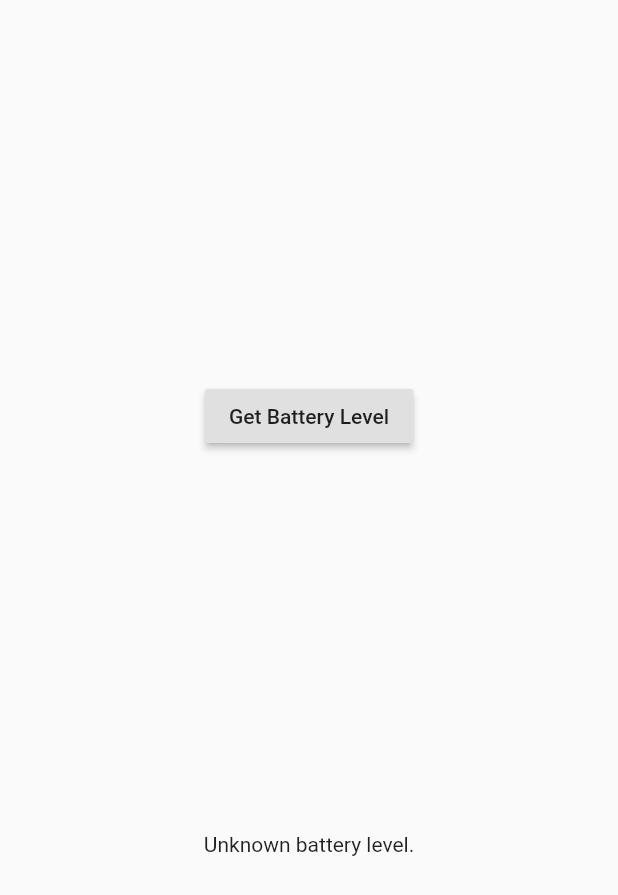
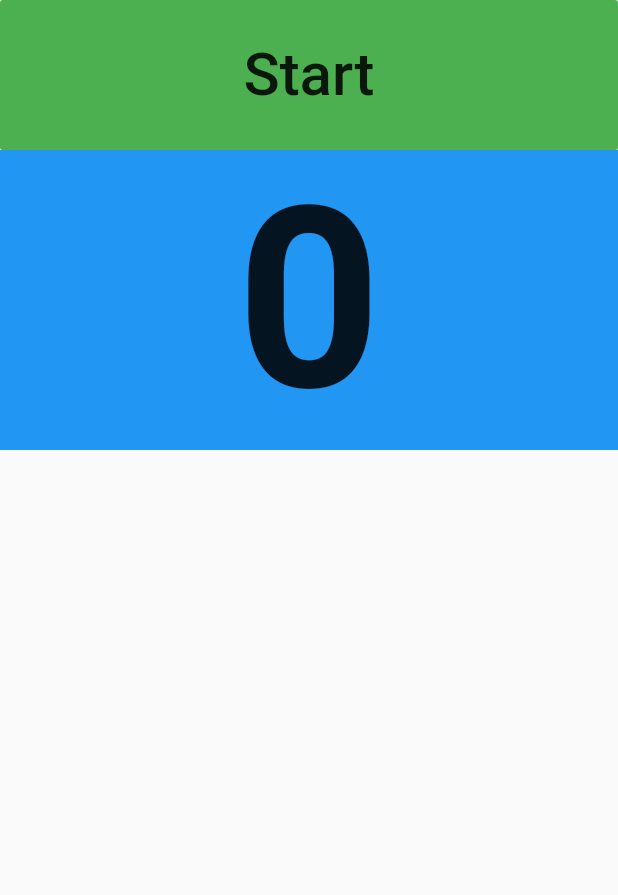
Before and after one commit to mike-la/test_BackgroundService, a Flutter app: the screen it shows after launch, on a phone screen of 412 x 824 dp. Shown: the top 895 px of the screen. Run offline on Flutter 3.47's test engine with Material 2 defaults, Android fonts, the phone set to English and light mode, and no system bars.

Commit message:
counter works, but closing app deletes all

```diff
--- a/lib/main.dart
+++ b/lib/main.dart
@@ -1,88 +1,82 @@
 import 'package:flutter/material.dart';
 import 'dart:async';
+import 'dart:io';
 
-import 'package:flutter/material.dart';
 import 'package:flutter/services.dart';
 
-void main() => runApp(MyApp());
+void main() {
+  runApp(new MaterialApp(
+    home: new Scaffold(
+      body: new MyHomePage(),
+    ),
+  ));
+}
 
-class MyApp extends StatelessWidget {
-  // This widget is the root of your application.
+
+class MyHomePage extends StatefulWidget {
   @override
-  Widget build(BuildContext context) {
-    return MaterialApp(
-      title: 'Flutter Demo',
-      theme: ThemeData(
-        // This is the theme of your application.
-        //
-        // Try running your application with "flutter run". You'll see the
-        // application has a blue toolbar. Then, without quitting the app, try
-        // changing the primarySwatch below to Colors.green and then invoke
-        // "hot reload" (press "r" in the console where you ran "flutter run",
-        // or simply save your changes to "hot reload" in a Flutter IDE).
-        // Notice that the counter didn't reset back to zero; the application
-        // is not restarted.
-        primarySwatch: Colors.blue,
-      ),
-      home: MyHomePage(title: 'Flutter Demo Home Page'),
-    );
+  _MyHomePageState createState() {
+    return new _MyHomePageState();
   }
 }
 
-class MyHomePage extends StatefulWidget {
-  MyHomePage({Key key, this.title}) : super(key: key);
-
-  // This widget is the home page of your application. It is stateful, meaning
-  // that it has a State object (defined below) that contains fields that affect
-  // how it looks.
-
-  // This class is the configuration for the state. It holds the values (in this
-  // case the title) provided by the parent (in this case the App widget) and
-  // used by the build method of the State. Fields in a Widget subclass are
-  // always marked "final".
-
-  final String title;
-
-  @override
-  _MyHomePageState createState() => _MyHomePageState();
-}
 
 class _MyHomePageState extends State<MyHomePage> {
-  static const  platform = const MethodChannel('samples.flutter.io/battery');
+  static const  _channel = const MethodChannel('counterChannel');
 
-  // Get battery level.
-  String _batteryLevel = 'Unknown battery level.';
+  int counter=0;
 
-  Future<void> _getBatteryLevel() async {
-    String batteryLevel;
-    try {
-      final int result = await platform.invokeMethod('getBatteryLevel');
-      batteryLevel = 'Battery level at $result % .';
-    } on PlatformException catch (e) {
-      batteryLevel = "Failed to get battery level: '${e.message}'.";
-    }
+  String startStopBtnText="Start";
+  ColorSwatch startStopBtnColor=Colors.green;
+  //notifications notification;
 
-    setState(() {
-      _batteryLevel = batteryLevel;
-    });
-  }
 
   @override
   Widget build(BuildContext context) {
-    return Material(
-      child: Center(
+    return new Align(
+      alignment: Alignment.center,
+      child: Container(
         child: Column(
-          mainAxisAlignment: MainAxisAlignment.spaceEvenly,
-          children: [
-            RaisedButton(
-              child: Text('Get Battery Level'),
-              onPressed: _getBatteryLevel,
+          children: <Widget>[
+            SizedBox(
+                width: MediaQuery.of(context).size.width, //screen width
+                height: 100.0,
+                child:
+                RaisedButton(
+                  color: startStopBtnColor,
+                  onPressed: () {startStopButtonClicked();},
+                  child: Text(
+                      '$startStopBtnText',
+                      style: TextStyle(fontSize: 40)
+                  ),
+                )
             ),
-            Text(_batteryLevel),
+
+            Container(
+              color: Colors.blue,
+              width: MediaQuery.of(context).size.width, //screen width
+              height: 200.0,
+              child: FittedBox(
+                  fit: BoxFit.contain,
+                  child: Text(
+                    "$counter",
+                    textScaleFactor: 0.8,
+                    style: TextStyle(fontSize: 20.0, letterSpacing: 2.0, fontWeight: FontWeight.bold),
+                    textAlign: TextAlign.center,
+                  )
+              ),
+            ),
           ],
         ),
       ),
     );
   }
 
+  void startStopButtonClicked() async{
+    counter = await _channel.invokeMethod('getCounter');
+    this.setState((){
+      counter;
+    });
+  }
+
 }
```
Also changed, not shown: 2 other files.
